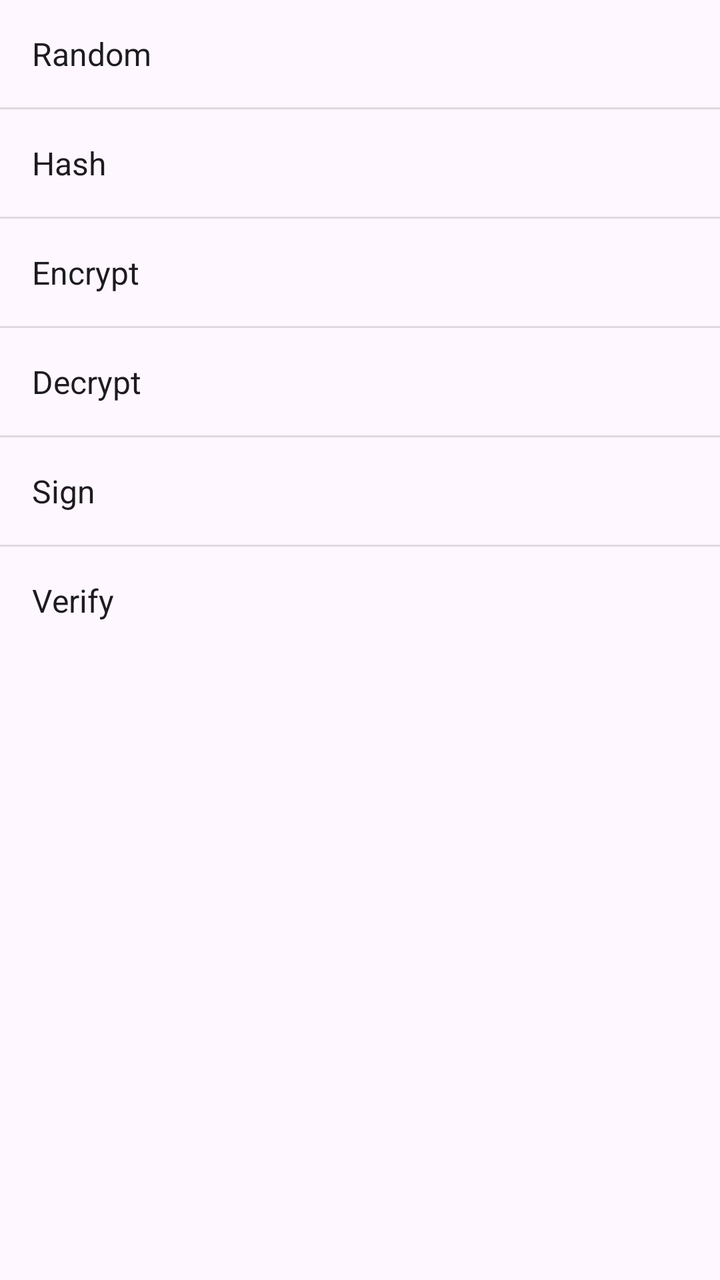
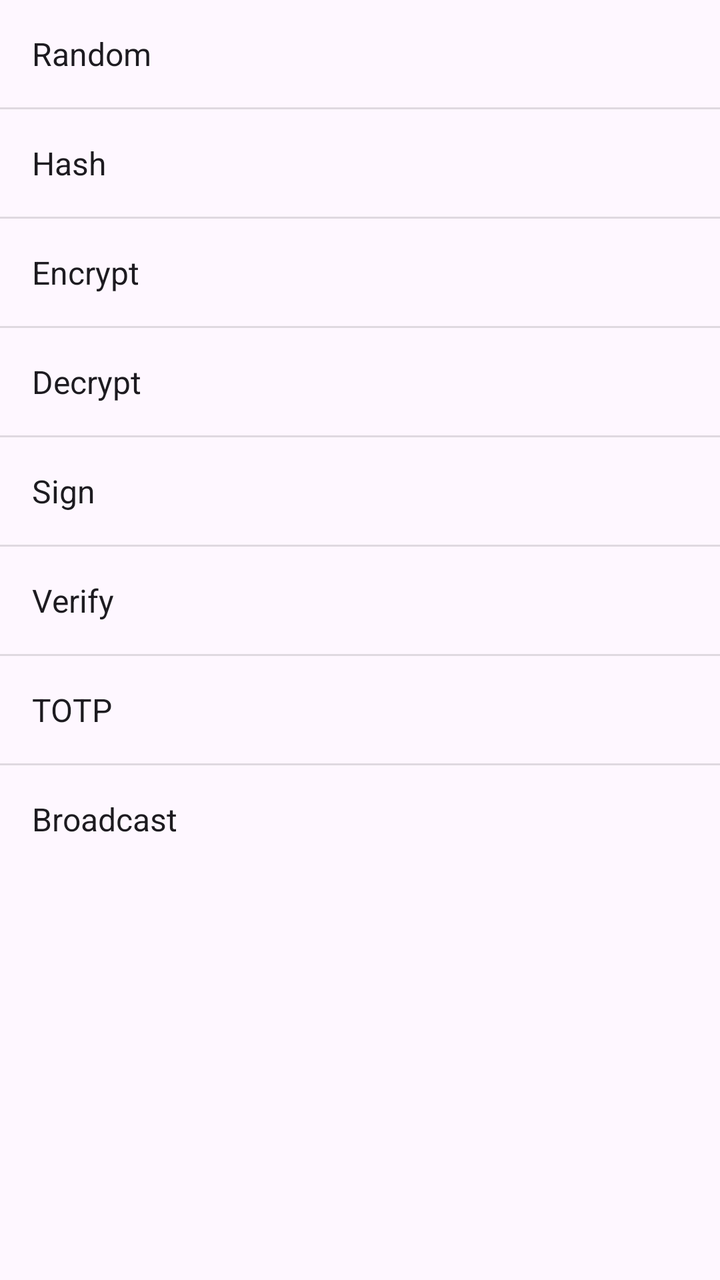

Compare the two renders of this Android layout. The source of the first and the diff that turns it into the second are given below.
<!-- AndroidManifest.xml: application theme Theme.Freer -->
<!-- res/layout/popup_menu_tools.xml -->
<?xml version="1.0" encoding="utf-8"?>
<LinearLayout xmlns:android="http://schemas.android.com/apk/res/android"
    android:layout_width="wrap_content"
    android:layout_height="wrap_content"
    android:background="?android:attr/colorBackground"
    android:orientation="vertical">

    <TextView
        android:id="@+id/random_tool"
        android:layout_width="match_parent"
        android:layout_height="wrap_content"
        android:padding="16dp"
        android:text="@string/menu_random"
        android:textColor="?android:attr/textColorPrimary"
        android:textSize="16sp" />

    <View
        android:layout_width="match_parent"
        android:layout_height="1dp"
        android:background="?android:attr/listDivider" />

    <TextView
        android:id="@+id/hash_tool"
        android:layout_width="match_parent"
        android:layout_height="wrap_content"
        android:padding="16dp"
        android:text="@string/menu_hash"
        android:textColor="?android:attr/textColorPrimary"
        android:textSize="16sp" />

    <View
        android:layout_width="match_parent"
        android:layout_height="1dp"
        android:background="?android:attr/listDivider" />

    <TextView
        android:id="@+id/encrypt_tool"
        android:layout_width="match_parent"
        android:layout_height="wrap_content"
        android:padding="16dp"
        android:text="@string/menu_encrypt"
        android:textColor="?android:attr/textColorPrimary"
        android:textSize="16sp" />

    <View
        android:layout_width="match_parent"
        android:layout_height="1dp"
        android:background="?android:attr/listDivider" />

    <TextView
        android:id="@+id/decrypt_tool"
        android:layout_width="match_parent"
        android:layout_height="wrap_content"
        android:padding="16dp"
        android:text="@string/menu_decrypt"
        android:textColor="?android:attr/textColorPrimary"
        android:textSize="16sp" />

    <View
        android:layout_width="match_parent"
        android:layout_height="1dp"
        android:background="?android:attr/listDivider" />

    <TextView
        android:id="@+id/sign_words_tool"
        android:layout_width="match_parent"
        android:layout_height="wrap_content"
        android:padding="16dp"
        android:text="@string/sign"
        android:textColor="?android:attr/textColorPrimary"
        android:textSize="16sp" />

    <View
        android:layout_width="match_parent"
        android:layout_height="1dp"
        android:background="?android:attr/listDivider" />

    <TextView
        android:id="@+id/verify_tool"
        android:layout_width="match_parent"
        android:layout_height="wrap_content"
        android:padding="16dp"
        android:text="@string/menu_verify"
        android:textColor="?android:attr/textColorPrimary"
        android:textSize="16sp" />

</LinearLayout>
<!-- resources referenced by this layout -->
<resources>
  <string name="menu_decrypt">Decrypt</string>
  <string name="menu_encrypt">Encrypt</string>
  <string name="menu_hash">Hash</string>
  <string name="menu_random">Random</string>
  <string name="menu_verify">Verify</string>
  <string name="sign">Sign</string>
  <style name="Theme.Freer" parent="Base.Theme.Freer" />
  <style name="Base.Theme.Freer" parent="Theme.Material3.DayNight.NoActionBar">
          <item name="colorPrimary">#2196F3</item>
          <item name="colorAccent">#2196F3</item>
          <item name="android:windowBackground">#FFFFFF</item>
          
          <item name="android:windowLayoutInDisplayCutoutMode">shortEdges</item>
          <item name="android:enforceNavigationBarContrast">false</item>
          <item name="android:enforceStatusBarContrast">false</item>
          <item name="android:statusBarColor">@android:color/transparent</item>
          <item name="android:navigationBarColor">@android:color/transparent</item>
          <item name="android:windowLightStatusBar">true</item>
          <item name="android:windowLightNavigationBar">true</item>
      </style>
</resources>

<!-- the commit's change to res/layout/popup_menu_tools.xml (unified diff, before → after) -->
@@ -84,4 +84,32 @@
         android:textColor="?android:attr/textColorPrimary"
         android:textSize="16sp" />
 
+    <View
+        android:layout_width="match_parent"
+        android:layout_height="1dp"
+        android:background="?android:attr/listDivider" />
+
+    <TextView
+        android:id="@+id/totp_tool"
+        android:layout_width="match_parent"
+        android:layout_height="wrap_content"
+        android:padding="16dp"
+        android:text="@string/menu_totp"
+        android:textColor="?android:attr/textColorPrimary"
+        android:textSize="16sp" />
+
+    <View
+        android:layout_width="match_parent"
+        android:layout_height="1dp"
+        android:background="?android:attr/listDivider" />
+
+    <TextView
+        android:id="@+id/broadcast_tool"
+        android:layout_width="match_parent"
+        android:layout_height="wrap_content"
+        android:padding="16dp"
+        android:text="@string/broadcast"
+        android:textColor="?android:attr/textColorPrimary"
+        android:textSize="16sp" />
+
 </LinearLayout>
<!-- resource entries referenced after the edit -->
@@ -1,9 +1,11 @@
 <!-- resources referenced by this layout -->
 <resources>
+  <string name="broadcast">Broadcast</string>
   <string name="menu_decrypt">Decrypt</string>
   <string name="menu_encrypt">Encrypt</string>
   <string name="menu_hash">Hash</string>
   <string name="menu_random">Random</string>
+  <string name="menu_totp">TOTP</string>
   <string name="menu_verify">Verify</string>
   <string name="sign">Sign</string>
   <style name="Theme.Freer" parent="Base.Theme.Freer" />
